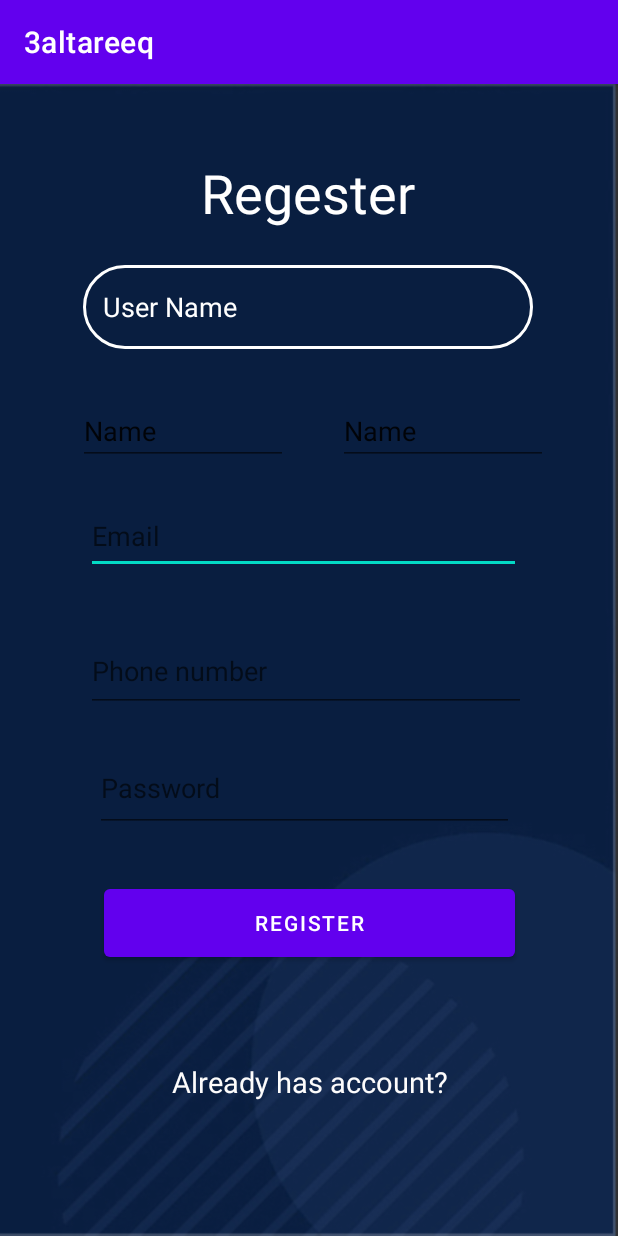
After one commit to Call-Stack-team/3altreeq, an Android app: the Register screen opened directly, with no data from a screen before it, on a phone screen of 412 x 824 dp. The commit adds this screen. Run offline under Robolectric (Android 15) with nearby library versions, the phone set to English and light mode, and no system bars.

Commit message:
register incomplete

```diff
--- /dev/null
+++ b/app/src/main/java/com/example/a3altareeq/Register.java
@@ -0,0 +1,14 @@
+package com.example.a3altareeq;
+
+import androidx.appcompat.app.AppCompatActivity;
+
+import android.os.Bundle;
+
+public class Register extends AppCompatActivity {
+
+    @Override
+    protected void onCreate(Bundle savedInstanceState) {
+        super.onCreate(savedInstanceState);
+        setContentView(R.layout.activity_register);
+    }
+}
--- /dev/null
+++ b/app/src/main/res/drawable/ic_baseline_email_24.xml
@@ -0,0 +1,5 @@
+<vector android:height="24dp" android:tint="#FFFFFF"
+    android:viewportHeight="24" android:viewportWidth="24"
+    android:width="24dp" xmlns:android="http://schemas.android.com/apk/res/android">
+    <path android:fillColor="@android:color/white" android:pathData="M20,4L4,4c-1.1,0 -1.99,0.9 -1.99,2L2,18c0,1.1 0.9,2 2,2h16c1.1,0 2,-0.9 2,-2L22,6c0,-1.1 -0.9,-2 -2,-2zM20,8l-8,5 -8,-5L4,6l8,5 8,-5v2z"/>
+</vector>
--- /dev/null
+++ b/app/src/main/res/drawable/ic_baseline_login_24.xml
@@ -0,0 +1,5 @@
+<vector android:height="24dp" android:tint="#FFFFFF"
+    android:viewportHeight="24" android:viewportWidth="24"
+    android:width="24dp" xmlns:android="http://schemas.android.com/apk/res/android">
+    <path android:fillColor="@android:color/white" android:pathData="M11,7L9.6,8.4l2.6,2.6H2v2h10.2l-2.6,2.6L11,17l5,-5L11,7zM20,19h-8v2h8c1.1,0 2,-0.9 2,-2V5c0,-1.1 -0.9,-2 -2,-2h-8v2h8V19z"/>
+</vector>
--- /dev/null
+++ b/app/src/main/res/drawable/ic_baseline_person.xml
@@ -0,0 +1,5 @@
+<vector android:height="24dp" android:tint="#FFFFFF"
+    android:viewportHeight="24" android:viewportWidth="24"
+    android:width="24dp" xmlns:android="http://schemas.android.com/apk/res/android">
+    <path android:fillColor="@android:color/white" android:pathData="M12,12c2.21,0 4,-1.79 4,-4s-1.79,-4 -4,-4 -4,1.79 -4,4 1.79,4 4,4zM12,14c-2.67,0 -8,1.34 -8,4v2h16v-2c0,-2.66 -5.33,-4 -8,-4z"/>
+</vector>
--- /dev/null
+++ b/app/src/main/res/drawable/ic_baseline_phone_24.xml
@@ -0,0 +1,5 @@
+<vector android:height="24dp" android:tint="#FFFFFF"
+    android:viewportHeight="24" android:viewportWidth="24"
+    android:width="24dp" xmlns:android="http://schemas.android.com/apk/res/android">
+    <path android:fillColor="@android:color/white" android:pathData="M6.62,10.79c1.44,2.83 3.76,5.14 6.59,6.59l2.2,-2.2c0.27,-0.27 0.67,-0.36 1.02,-0.24 1.12,0.37 2.33,0.57 3.57,0.57 0.55,0 1,0.45 1,1V20c0,0.55 -0.45,1 -1,1 -9.39,0 -17,-7.61 -17,-17 0,-0.55 0.45,-1 1,-1h3.5c0.55,0 1,0.45 1,1 0,1.25 0.2,2.45 0.57,3.57 0.11,0.35 0.03,0.74 -0.25,1.02l-2.2,2.2z"/>
+</vector>
--- /dev/null
+++ b/app/src/main/res/drawable/ic_baseline_security_24.xml
@@ -0,0 +1,5 @@
+<vector android:height="24dp" android:tint="#FFFFFF"
+    android:viewportHeight="24" android:viewportWidth="24"
+    android:width="24dp" xmlns:android="http://schemas.android.com/apk/res/android">
+    <path android:fillColor="@android:color/white" android:pathData="M12,1L3,5v6c0,5.55 3.84,10.74 9,12 5.16,-1.26 9,-6.45 9,-12L21,5l-9,-4zM12,11.99h7c-0.53,4.12 -3.28,7.79 -7,8.94L12,12L5,12L5,6.3l7,-3.11v8.8z"/>
+</vector>
--- /dev/null
+++ b/app/src/main/res/drawable/input_back.xml
@@ -0,0 +1,8 @@
+<?xml version="1.0" encoding="utf-8"?>
+<shape xmlns:android="http://schemas.android.com/apk/res/android">
+
+    <stroke android:color="@color/cardview_light_background" android:width="2dp"/>
+
+
+    <corners android:radius="70dp"/>
+</shape>
--- /dev/null
+++ b/app/src/main/res/layout/activity_register.xml
@@ -0,0 +1,130 @@
+<?xml version="1.0" encoding="utf-8"?>
+<androidx.constraintlayout.widget.ConstraintLayout xmlns:android="http://schemas.android.com/apk/res/android"
+    xmlns:app="http://schemas.android.com/apk/res-auto"
+    xmlns:tools="http://schemas.android.com/tools"
+    style="bold"
+    android:layout_width="match_parent"
+    android:layout_height="match_parent"
+    android:background="@drawable/loginbackground"
+    android:textAlignment="center"
+    tools:context=".Register">
+
+    <TextView
+        android:id="@+id/textView"
+        android:layout_width="wrap_content"
+        android:layout_height="wrap_content"
+        android:layout_marginTop="48dp"
+        android:text="Regester"
+        android:textColor="#FFFFFF"
+        android:textSize="36sp"
+        app:layout_constraintEnd_toEndOf="parent"
+        app:layout_constraintHorizontal_bias="0.498"
+        app:layout_constraintStart_toStartOf="parent"
+        app:layout_constraintTop_toTopOf="parent" />
+
+    <EditText
+        android:id="@+id/email"
+        android:layout_width="290dp"
+        android:layout_height="50dp"
+        android:layout_marginTop="180dp"
+        android:ems="10"
+        android:hint="Email"
+        android:inputType="textPersonName"
+        app:layout_constraintEnd_toEndOf="parent"
+        app:layout_constraintHorizontal_bias="0.471"
+        app:layout_constraintStart_toStartOf="parent"
+        app:layout_constraintTop_toBottomOf="@+id/textView" />
+
+    <EditText
+        android:id="@+id/password"
+        android:layout_width="279dp"
+        android:layout_height="58dp"
+        android:layout_marginTop="344dp"
+        android:ems="10"
+        android:hint="Password"
+        android:inputType="textPersonName"
+        app:layout_constraintEnd_toEndOf="parent"
+        app:layout_constraintHorizontal_bias="0.477"
+        app:layout_constraintStart_toStartOf="parent"
+        app:layout_constraintTop_toBottomOf="@+id/textView" />
+
+    <Button
+        android:id="@+id/registerButton"
+        android:layout_width="274dp"
+        android:layout_height="57dp"
+        android:layout_marginTop="32dp"
+        android:text="Register"
+        app:layout_constraintEnd_toEndOf="parent"
+        app:layout_constraintHorizontal_bias="0.503"
+        app:layout_constraintStart_toStartOf="parent"
+        app:layout_constraintTop_toBottomOf="@+id/password" />
+
+    <EditText
+        android:id="@+id/phonenumber"
+        android:layout_width="293dp"
+        android:layout_height="54dp"
+        android:layout_marginTop="268dp"
+        android:ems="10"
+        android:hint="Phone number"
+        android:inputType="textPersonName"
+        app:layout_constraintEnd_toEndOf="parent"
+        app:layout_constraintHorizontal_bias="0.483"
+        app:layout_constraintStart_toStartOf="parent"
+        app:layout_constraintTop_toBottomOf="@+id/textView" />
+
+    <TextView
+        android:id="@+id/textView2"
+        android:layout_width="255dp"
+        android:layout_height="29dp"
+        android:layout_marginTop="64dp"
+        android:text="Already has account?"
+        android:textAlignment="center"
+        android:textColor="#FDFCFC"
+        android:textSize="19sp"
+        app:layout_constraintEnd_toEndOf="parent"
+        app:layout_constraintStart_toStartOf="parent"
+        app:layout_constraintTop_toBottomOf="@+id/registerButton" />
+
+    <EditText
+        android:id="@+id/username"
+        android:layout_width="300dp"
+        android:layout_height="56dp"
+        android:layout_marginTop="24dp"
+        android:background="@drawable/input_back"
+        android:ems="10"
+        android:hint="User Name"
+        android:inputType="textPersonName"
+        android:paddingLeft="20px"
+        android:textColor="#FFFFFF"
+        android:textColorHint="#FFFFFF"
+        app:layout_constraintEnd_toEndOf="parent"
+        app:layout_constraintHorizontal_bias="0.495"
+        app:layout_constraintStart_toStartOf="parent"
+        app:layout_constraintTop_toBottomOf="@+id/textView" />
+
+    <EditText
+        android:id="@+id/fname"
+        android:layout_width="140dp"
+        android:layout_height="45dp"
+        android:layout_marginStart="52dp"
+        android:layout_marginTop="32dp"
+        android:ems="10"
+        android:inputType="textPersonName"
+        android:text="Name"
+        app:layout_constraintStart_toStartOf="parent"
+        app:layout_constraintTop_toBottomOf="@+id/username" />
+
+    <EditText
+        android:id="@+id/lname"
+        android:layout_width="140dp"
+        android:layout_height="45dp"
+        android:layout_marginTop="32dp"
+        android:ems="10"
+        android:inputType="textPersonName"
+        android:text="Name"
+        app:layout_constraintEnd_toEndOf="parent"
+        app:layout_constraintHorizontal_bias="0.417"
+        app:layout_constraintStart_toEndOf="@+id/fname"
+        app:layout_constraintTop_toBottomOf="@+id/username" />
+
+</androidx.constraintlayout.widget.ConstraintLayout>
--- /dev/null
+++ b/app/src/main/res/values-land/dimens.xml
@@ -0,0 +1,3 @@
+<resources>
+ <dimen name="activity_horizontal_margin">48dp</dimen>
+</resources>
--- /dev/null
+++ b/app/src/main/res/values-w1240dp/dimens.xml
@@ -0,0 +1,3 @@
+<resources>
+ <dimen name="activity_horizontal_margin">200dp</dimen>
+</resources>
--- /dev/null
+++ b/app/src/main/res/values-w600dp/dimens.xml
@@ -0,0 +1,3 @@
+<resources>
+ <dimen name="activity_horizontal_margin">48dp</dimen>
+</resources>
--- a/app/src/main/res/values/colors.xml
+++ b/app/src/main/res/values/colors.xml
@@ -7,4 +7,5 @@
     <color name="teal_700">#FF018786</color>
     <color name="black">#FF000000</color>
     <color name="white">#FFFFFFFF</color>
+    <color name="red">#FB0202</color>
 </resources>
--- /dev/null
+++ b/app/src/main/res/values/dimens.xml
@@ -0,0 +1,5 @@
+<resources>
+    <!-- Default screen margins, per the Android Design guidelines. -->
+ <dimen name="activity_horizontal_margin">16dp</dimen>
+ <dimen name="activity_vertical_margin">16dp</dimen>
+</resources>
```
Also changed, not shown: app/build.gradle (+13 -0 lines), app/src/main/AndroidManifest.xml (+10 -0 lines), app/src/main/java/com/example/a3altareeq/Login.java (added, +14 -0 lines), app/src/main/res/layout/activity_login.xml (added, +9 -0 lines), app/src/main/res/values/strings.xml (+9 -0 lines), app/src/main/java/com/amplifyframework/datastore/generated/model/AmplifyModelProvider.java, app/src/main/java/com/amplifyframework/datastore/generated/model/User.java, app/src/main/res/drawable-v24/loginbackground.png (added), 1 other file.
